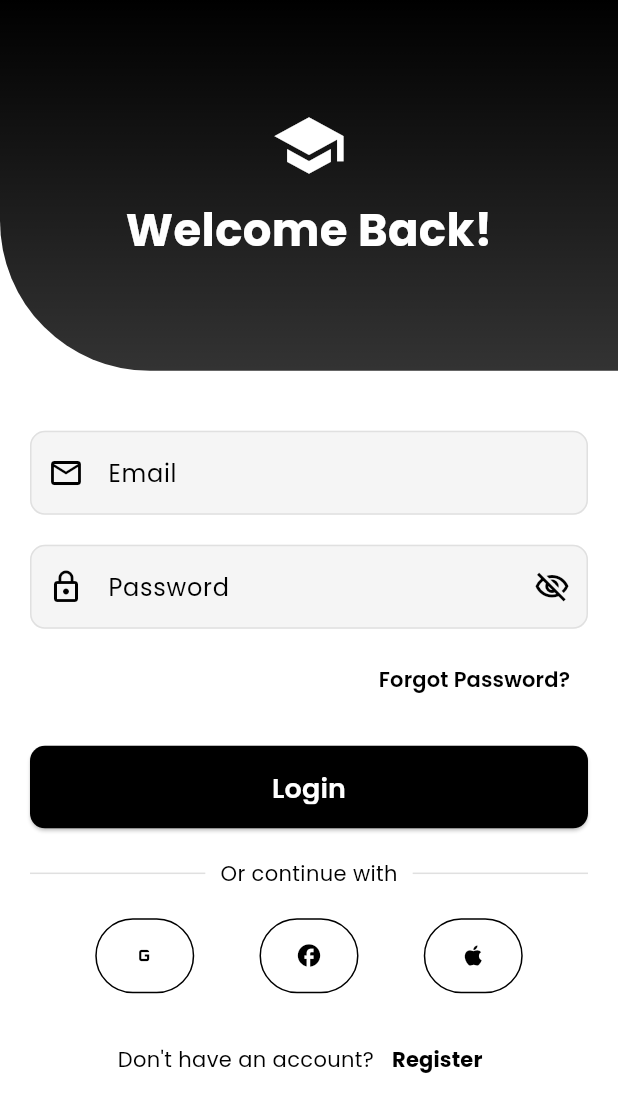
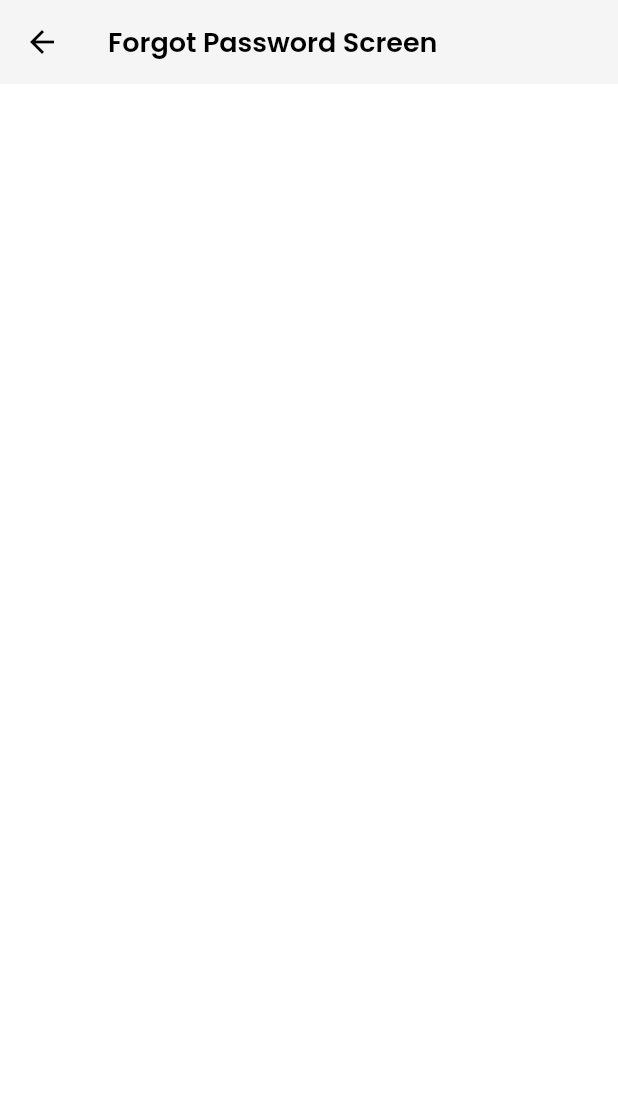
Before and after one commit to xuantruongit32/elearning_app, a Flutter app: the LoginScreen screen opened by its route, after a tap on "Forgot Password?", on a phone screen of 412 x 824 dp. Shown: the top 1112 px of the screen. Run offline on Flutter 3.47's test engine with Material 3 defaults, Android fonts, the phone set to English and light mode, and no system bars; our stand-ins replace bloc, equatable, flutter_bloc, get, get_storage, google_fonts and 1 more; accounts and stored records are empty.

Commit message:
feat: add register, forgot password screen

```diff
--- a/lib/routes/route_pages.dart
+++ b/lib/routes/route_pages.dart
@@ -1,5 +1,7 @@
 import 'package:elearning_app/routes/app_routes.dart';
+import 'package:elearning_app/view/auth/forgot_password_screen.dart';
 import 'package:elearning_app/view/auth/login_screen.dart';
+import 'package:elearning_app/view/auth/register_screen.dart';
 import 'package:elearning_app/view/home/home_screen.dart';
 import 'package:elearning_app/view/onboarding/onboarding_screen.dart';
 import 'package:elearning_app/view/splash/splash_screen.dart';
@@ -7,17 +9,14 @@ import 'package:get/get.dart';
 
 class AppPages {
   static final List<GetPage> pages = [
+    GetPage(name: AppRoutes.splash, page: () => const SplashScreen()),
+    GetPage(name: AppRoutes.onboarding, page: () => const OnboardingScreen()),
+    GetPage(name: AppRoutes.home, page: () => const HomeScreen()),
+    GetPage(name: AppRoutes.login, page: () => const LoginScreen()),
+    GetPage(name: AppRoutes.register, page: () => const RegisterScreen()),
     GetPage(
-      name: AppRoutes.splash, page: () => const SplashScreen(),
+      name: AppRoutes.forgotPassword,
+      page: () => const ForgotPasswordScreen(),
     ),
-     GetPage(
-      name: AppRoutes.onboarding, page: () => const OnboardingScreen(),
-    ),
-     GetPage(
-      name: AppRoutes.home, page: () => const HomeScreen(),
-    ),
-     GetPage(
-      name: AppRoutes.login, page: () => const LoginScreen(),
-    )
   ];
 }
--- /dev/null
+++ b/lib/view/auth/forgot_password_screen.dart
@@ -0,0 +1,10 @@
+import 'package:flutter/material.dart';
+
+class ForgotPasswordScreen extends StatelessWidget {
+  const ForgotPasswordScreen({super.key});
+
+  @override
+  Widget build(BuildContext context) {
+    return Scaffold(appBar: AppBar(title: Text('Forgot Password Screen')));
+  }
+}
--- a/lib/view/auth/login_screen.dart
+++ b/lib/view/auth/login_screen.dart
@@ -99,7 +99,7 @@ class LoginScreen extends StatelessWidget {
                   Align(
                     alignment: Alignment.centerRight,
                     child: TextButton(
-                      onPressed: () {},
+                      onPressed: () => Get.toNamed(AppRoutes.forgotPassword),
                       child: Text(
                         'Forgot Password?',
                         style: TextStyle(color: Theme.of(context).primaryColor),
@@ -109,7 +109,10 @@ class LoginScreen extends StatelessWidget {
                   const SizedBox(height: 20),
 
                   //login button
-                  CustomButton(text: 'Login', onPressed: () {}),
+                  CustomButton(
+                    text: 'Login',
+                    onPressed: () => Get.offAllNamed(AppRoutes.home),
+                  ),
                   const SizedBox(height: 20),
 
                   Row(
```
Also changed, not shown: lib/routes/app_routes.dart (+7 -0 lines), lib/view/auth/register_screen.dart (added, +10 -0 lines).
